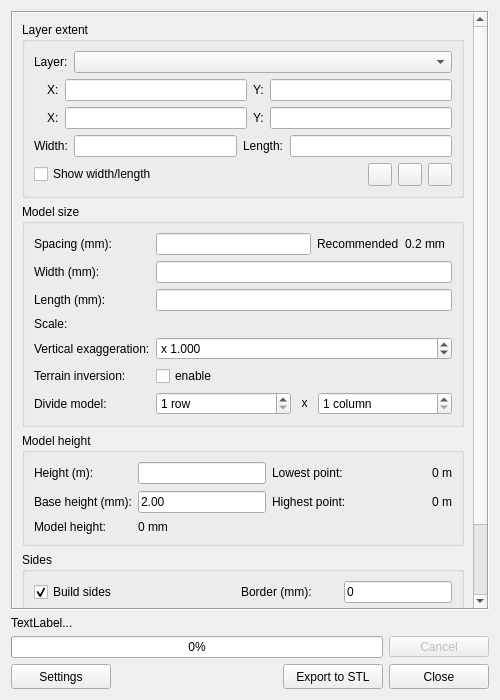
This is DEMto3D_Dialog/DEMto3D_dialog_base.ui in jawensi/DEMto3D-QGIS-Plugin as Qt 5 draws it before an edit. The edited form follows.
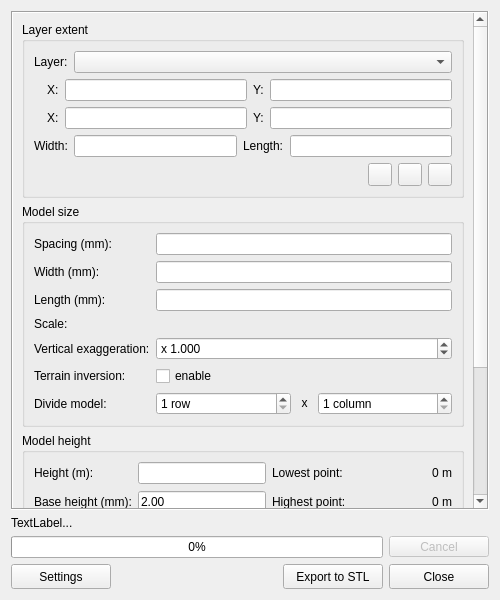
This is the edited form. Icons and pictures are not drawn. Custom widgets are drawn as their Qt base class.

```diff
--- a/DEMto3D_Dialog/DEMto3D_dialog_base.ui
+++ b/DEMto3D_Dialog/DEMto3D_dialog_base.ui
@@ -10,7 +10,7 @@
     <x>0</x>
     <y>0</y>
     <width>500</width>
-    <height>700</height>
+    <height>600</height>
    </rect>
   </property>
   <property name="windowTitle">
@@ -213,13 +213,6 @@
           </item>
           <item>
            <layout class="QHBoxLayout" name="horizontalLayout">
-            <item>
-             <widget class="QCheckBox" name="RotationCheckBox">
-              <property name="text">
-               <string>Show width/length</string>
-              </property>
-             </widget>
-            </item>
             <item>
              <spacer name="horizontalSpacer">
               <property name="orientation">
@@ -393,26 +386,6 @@
               <item>
                <widget class="QLineEdit" name="SpacingLineEdit"/>
               </item>
-              <item>
-               <widget class="QLabel" name="label18">
-                <property name="text">
-                 <string>Recommended</string>
-                </property>
-               </widget>
-              </item>
-              <item>
-               <widget class="QLabel" name="RecomSpacinglabel">
-                <property name="minimumSize">
-                 <size>
-                  <width>47</width>
-                  <height>20</height>
-                 </size>
-                </property>
-                <property name="text">
-                 <string>0.2 mm</string>
-                </property>
-               </widget>
-              </item>
              </layout>
             </item>
             <item row="5" column="1">
```
Left out of the diff: 26 changed lines with no effect on the pictures.
